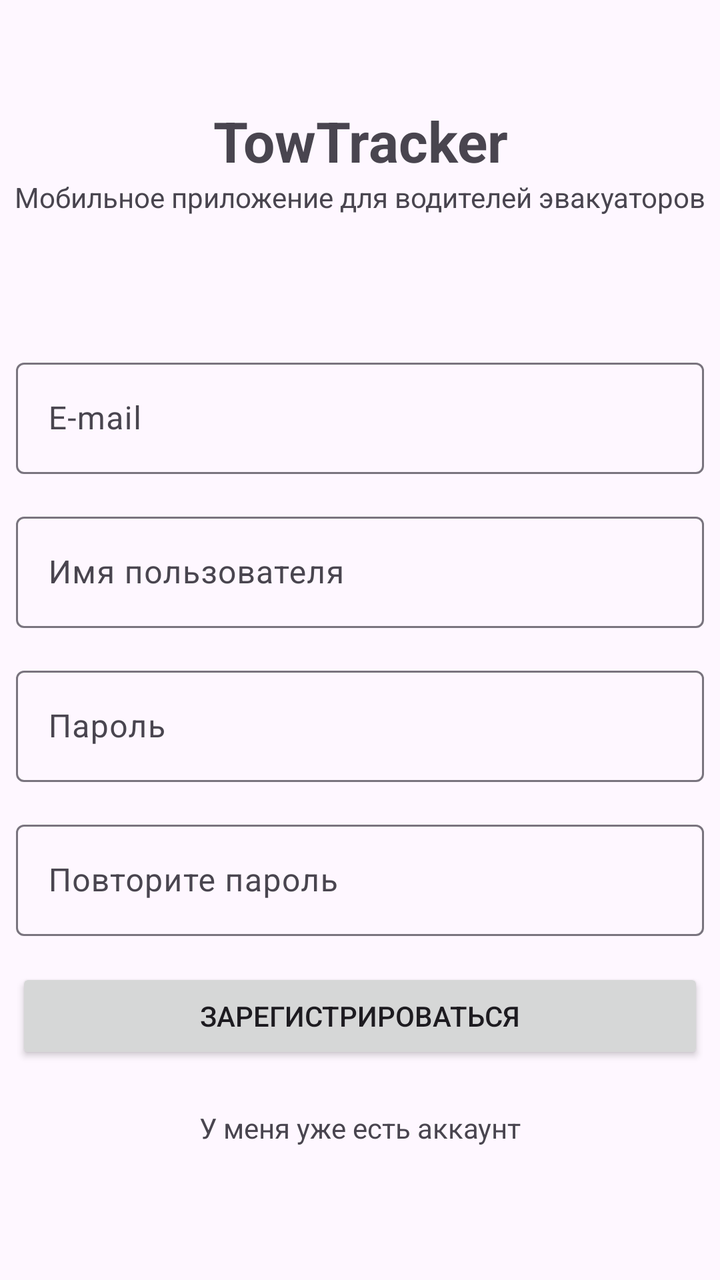
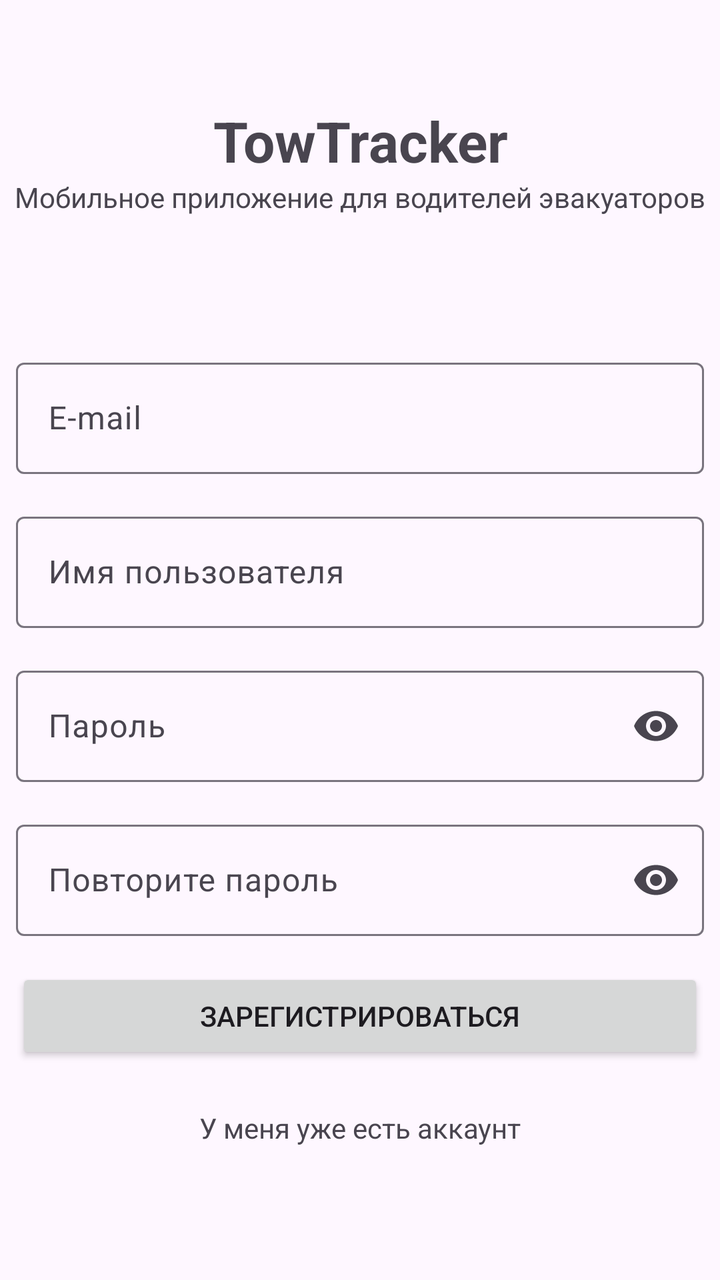

Before-and-after screenshots of an Android layout around one commit, followed by the original layout XML and the change that was made.
<!-- AndroidManifest.xml: application theme Theme.TowTracker -->
<!-- res/layout/fragment_login_screen.xml -->
<?xml version="1.0" encoding="utf-8"?>
<LinearLayout xmlns:android="http://schemas.android.com/apk/res/android"
    android:layout_width="match_parent"
    android:layout_height="match_parent"
    android:gravity="center"
    android:orientation="vertical"
    android:fitsSystemWindows="true">

    <TextView
        android:layout_width="match_parent"
        android:layout_height="wrap_content"
        android:text="TowTracker"
        android:textSize="28sp"
        android:textStyle="bold"
        android:gravity="center" />

    <TextView
        android:layout_width="match_parent"
        android:layout_height="wrap_content"
        android:layout_marginBottom="60dp"
        android:gravity="center"
        android:text="Мобильное приложение для водителей эвакуаторов"
        android:textSize="14sp" />

    <com.google.android.material.textfield.TextInputLayout
        android:layout_width="match_parent"
        android:layout_height="wrap_content"
        android:layout_margin="8dp"
        android:hint="@string/email">

        <com.google.android.material.textfield.TextInputEditText
            android:id="@+id/emailTextView"
            android:layout_width="match_parent"
            android:layout_height="wrap_content" />

    </com.google.android.material.textfield.TextInputLayout>

    <com.google.android.material.textfield.TextInputLayout
        android:layout_width="match_parent"
        android:layout_height="wrap_content"
        android:layout_margin="8dp"
        android:hint="@string/username">

        <com.google.android.material.textfield.TextInputEditText
            android:id="@+id/usernameTextView"
            android:layout_width="match_parent"
            android:layout_height="wrap_content" />

    </com.google.android.material.textfield.TextInputLayout>

    <com.google.android.material.textfield.TextInputLayout
        android:layout_width="match_parent"
        android:layout_height="wrap_content"
        android:layout_margin="8dp"
        android:hint="@string/password">

        <com.google.android.material.textfield.TextInputEditText
            android:id="@+id/passwordTextView"
            android:layout_width="match_parent"
            android:layout_height="wrap_content" />

    </com.google.android.material.textfield.TextInputLayout>

    <com.google.android.material.textfield.TextInputLayout
        android:layout_width="match_parent"
        android:layout_height="wrap_content"
        android:layout_margin="8dp"
        android:hint="@string/repeat_password">

        <com.google.android.material.textfield.TextInputEditText
            android:id="@+id/repeatPasswordTextView"
            android:layout_width="match_parent"
            android:layout_height="wrap_content" />

    </com.google.android.material.textfield.TextInputLayout>

    <Button
        android:id="@+id/loginButton"
        android:layout_width="match_parent"
        android:layout_height="wrap_content"
        android:layout_margin="8dp"
        android:text="@string/login" />

    <TextView
        android:id="@+id/registered"
        android:layout_width="match_parent"
        android:layout_height="48dp"
        android:clickable="true"
        android:focusable="true"
        android:gravity="center"
        android:text="@string/registered" />

</LinearLayout>
<!-- resources referenced by this layout -->
<resources>
  <string name="email">E-mail</string>
  <string name="login">Зарегистрироваться</string>
  <string name="password">Пароль</string>
  <string name="registered">У меня уже есть аккаунт</string>
  <string name="repeat_password">Повторите пароль</string>
  <string name="username">Имя пользователя</string>
  <style name="Theme.TowTracker" parent="Base.Theme.TowTracker" />
  <style name="Base.Theme.TowTracker" parent="Theme.Material3.DayNight.NoActionBar">
          
          
          <item name="windowActionBar">false</item>
          <item name="windowNoTitle">true</item>
      </style>
</resources>

<!-- the commit's change to res/layout/fragment_login_screen.xml (unified diff, before → after) -->
@@ -1,18 +1,19 @@
 <?xml version="1.0" encoding="utf-8"?>
 <LinearLayout xmlns:android="http://schemas.android.com/apk/res/android"
+    xmlns:app="http://schemas.android.com/apk/res-auto"
     android:layout_width="match_parent"
     android:layout_height="match_parent"
+    android:fitsSystemWindows="true"
     android:gravity="center"
-    android:orientation="vertical"
-    android:fitsSystemWindows="true">
+    android:orientation="vertical">
 
     <TextView
         android:layout_width="match_parent"
         android:layout_height="wrap_content"
+        android:gravity="center"
         android:text="TowTracker"
         android:textSize="28sp"
-        android:textStyle="bold"
-        android:gravity="center" />
+        android:textStyle="bold" />
 
     <TextView
         android:layout_width="match_parent"
@@ -36,6 +37,7 @@
     </com.google.android.material.textfield.TextInputLayout>
 
     <com.google.android.material.textfield.TextInputLayout
+        android:id="@+id/usernameTextInputLayout"
         android:layout_width="match_parent"
         android:layout_height="wrap_content"
         android:layout_margin="8dp"
@@ -49,28 +51,34 @@
     </com.google.android.material.textfield.TextInputLayout>
 
     <com.google.android.material.textfield.TextInputLayout
+        android:id="@+id/passwordTextInputLayout"
         android:layout_width="match_parent"
         android:layout_height="wrap_content"
         android:layout_margin="8dp"
-        android:hint="@string/password">
+        android:hint="@string/password"
+        app:endIconMode="password_toggle">
 
         <com.google.android.material.textfield.TextInputEditText
             android:id="@+id/passwordTextView"
             android:layout_width="match_parent"
-            android:layout_height="wrap_content" />
+            android:layout_height="wrap_content"
+            android:inputType="textPassword" />
 
     </com.google.android.material.textfield.TextInputLayout>
 
     <com.google.android.material.textfield.TextInputLayout
+        android:id="@+id/repeatedPasswordTextInputLayout"
         android:layout_width="match_parent"
         android:layout_height="wrap_content"
         android:layout_margin="8dp"
-        android:hint="@string/repeat_password">
+        android:hint="@string/repeat_password"
+        app:endIconMode="password_toggle">
 
         <com.google.android.material.textfield.TextInputEditText
             android:id="@+id/repeatPasswordTextView"
             android:layout_width="match_parent"
-            android:layout_height="wrap_content" />
+            android:layout_height="wrap_content"
+            android:inputType="textPassword" />
 
     </com.google.android.material.textfield.TextInputLayout>
 
@@ -85,8 +93,6 @@
         android:id="@+id/registered"
         android:layout_width="match_parent"
         android:layout_height="48dp"
-        android:clickable="true"
-        android:focusable="true"
         android:gravity="center"
         android:text="@string/registered" />
 
